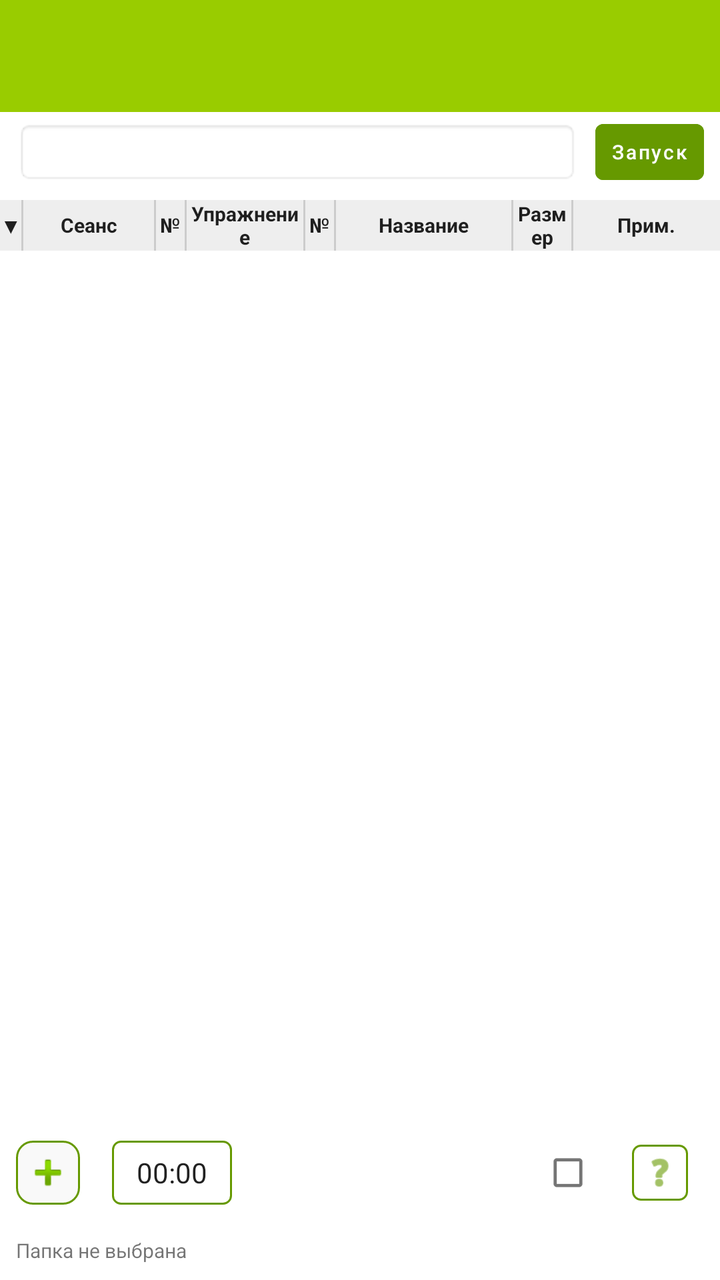
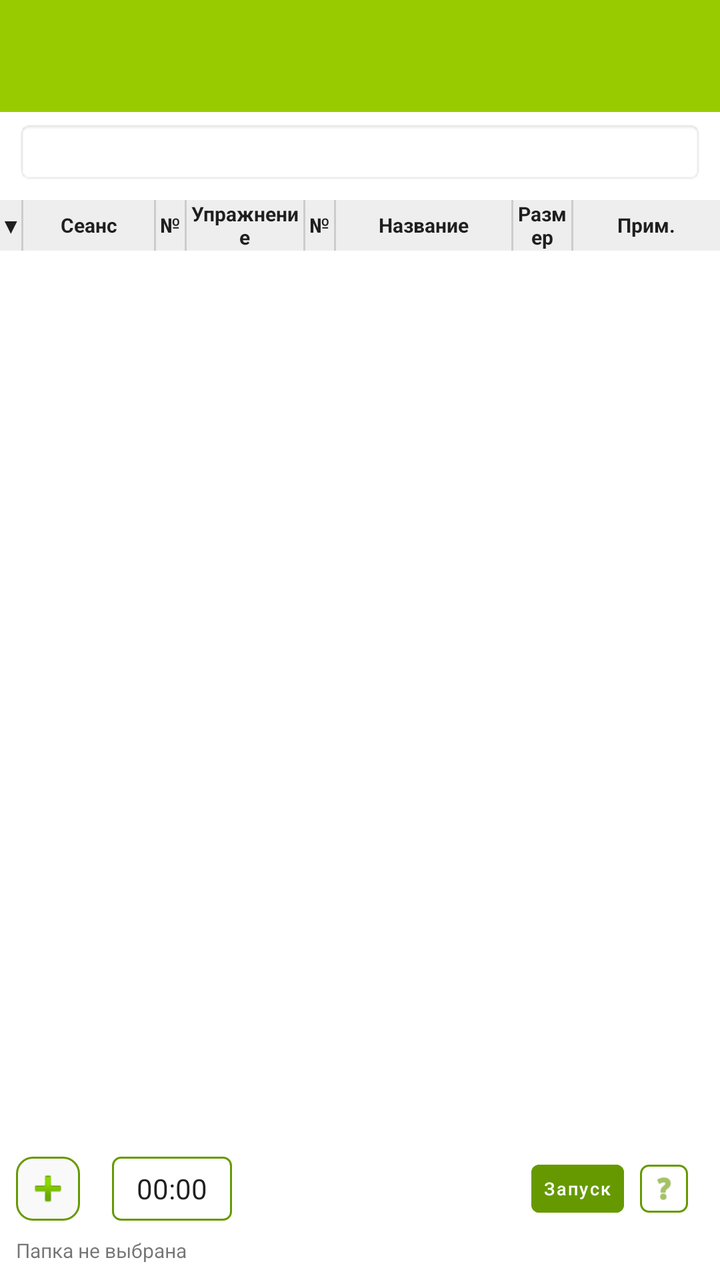

Before-and-after screenshots of an Android layout around one commit, followed by the original layout XML and the change that was made.
<!-- AndroidManifest.xml: application theme Theme.Texfit -->
<!-- res/layout/activity_settings.xml -->
<?xml version="1.0" encoding="utf-8"?>
<androidx.constraintlayout.widget.ConstraintLayout xmlns:android="http://schemas.android.com/apk/res/android"
    xmlns:app="http://schemas.android.com/apk/res-auto"
    xmlns:tools="http://schemas.android.com/tools"
    android:layout_width="match_parent"
    android:layout_height="match_parent"
    android:fitsSystemWindows="true"
    tools:context=".SettingsActivity">

    <com.google.android.material.appbar.MaterialToolbar
        android:id="@+id/toolbar"
        android:layout_width="match_parent"
        android:layout_height="?attr/actionBarSize"
        android:background="@android:color/holo_green_light"
        app:layout_constraintTop_toTopOf="parent"
        app:titleTextColor="@android:color/white" />

    <LinearLayout
        android:id="@+id/top_container"
        android:layout_width="match_parent"
        android:layout_height="wrap_content"
        android:orientation="vertical"
        android:paddingTop="4dp"
        app:layout_constraintTop_toBottomOf="@id/toolbar">

        <LinearLayout
            android:layout_width="match_parent"
            android:layout_height="wrap_content"
            android:gravity="center_vertical"
            android:orientation="horizontal"
            android:paddingEnd="8dp">

            <EditText
                android:id="@+id/et_top_input"
                android:layout_width="0dp"
                android:layout_height="32dp"
                android:layout_marginStart="8dp"
                android:layout_weight="1"
                android:background="@android:drawable/editbox_background_normal"
                android:clickable="false"
                android:focusable="false"
                android:longClickable="false"
                android:maxLines="1"
                android:paddingStart="4dp"
                android:paddingEnd="4dp"
                android:textColor="?android:attr/textColorPrimary"
                android:textSize="12sp" />

            <Button
                android:id="@+id/btn_launch"
                style="@style/Widget.MaterialComponents.Button.UnelevatedButton"
                android:layout_width="wrap_content"
                android:layout_height="28dp"
                android:layout_marginStart="8dp"
                android:backgroundTint="@android:color/holo_green_dark"
                android:insetLeft="0dp"
                android:insetTop="0dp"
                android:insetRight="0dp"
                android:insetBottom="0dp"
                android:minWidth="0dp"
                android:minHeight="0dp"
                android:paddingStart="8dp"
                android:paddingEnd="8dp"
                android:text="@string/btn_launch"
                android:textAllCaps="false"
                android:textSize="10sp"
                app:cornerRadius="4dp" />
        </LinearLayout>

        <LinearLayout
            android:id="@+id/table_header"
            android:layout_width="match_parent"
            android:layout_height="wrap_content"
            android:layout_marginTop="8dp"
            android:background="@color/table_header_bg"
            android:gravity="center_vertical"
            android:minHeight="24dp"
            android:orientation="horizontal">

            <TextView
                android:id="@+id/header_color"
                android:layout_width="0dp"
                android:layout_height="wrap_content"
                android:layout_weight="0.3"
                android:gravity="center"
                android:text="▼"
                android:textColor="?android:attr/textColorPrimary"
                android:textSize="10sp"
                android:textStyle="bold" />

            <View android:layout_width="1dp" android:layout_height="match_parent" android:background="#CCCCCC" />

            <TextView
                android:id="@+id/header_cat1"
                android:layout_width="0dp"
                android:layout_height="wrap_content"
                android:layout_weight="1.8"
                android:gravity="center"
                android:text="@string/header_session"
                android:textColor="?android:attr/textColorPrimary"
                android:textSize="10sp"
                android:textStyle="bold" />

            <View android:layout_width="1dp" android:layout_height="match_parent" android:background="#CCCCCC" />

            <TextView
                android:id="@+id/header_num2"
                android:layout_width="0dp"
                android:layout_height="wrap_content"
                android:layout_weight="0.4"
                android:gravity="center"
                android:text="@string/header_num"
                android:textColor="?android:attr/textColorPrimary"
                android:textSize="10sp"
                android:textStyle="bold" />

            <View android:layout_width="1dp" android:layout_height="match_parent" android:background="#CCCCCC" />

            <TextView
                android:id="@+id/header_cat2"
                android:layout_width="0dp"
                android:layout_height="wrap_content"
                android:layout_weight="1.6"
                android:gravity="center"
                android:text="@string/header_exercise"
                android:textColor="?android:attr/textColorPrimary"
                android:textSize="10sp"
                android:textStyle="bold" />

            <View android:layout_width="1dp" android:layout_height="match_parent" android:background="#CCCCCC" />

            <TextView
                android:id="@+id/header_num3"
                android:layout_width="0dp"
                android:layout_height="wrap_content"
                android:layout_weight="0.4"
                android:gravity="center"
                android:text="@string/header_num"
                android:textColor="?android:attr/textColorPrimary"
                android:textSize="10sp"
                android:textStyle="bold" />

            <View android:layout_width="1dp" android:layout_height="match_parent" android:background="#CCCCCC" />

            <TextView
                android:id="@+id/header_cat3"
                android:layout_width="0dp"
                android:layout_height="wrap_content"
                android:layout_weight="2.4"
                android:gravity="center"
                android:text="@string/header_name"
                android:textColor="?android:attr/textColorPrimary"
                android:textSize="10sp"
                android:textStyle="bold" />

            <View android:layout_width="1dp" android:layout_height="match_parent" android:background="#CCCCCC" />

            <TextView
                android:id="@+id/header_size"
                android:layout_width="0dp"
                android:layout_height="wrap_content"
                android:layout_weight="0.8"
                android:gravity="center"
                android:text="@string/header_size_label"
                android:textColor="?android:attr/textColorPrimary"
                android:textSize="10sp"
                android:textStyle="bold" />

            <View android:layout_width="1dp" android:layout_height="match_parent" android:background="#CCCCCC" />

            <TextView
                android:id="@+id/header_note"
                android:layout_width="0dp"
                android:layout_height="wrap_content"
                android:layout_weight="2.0"
                android:gravity="center"
                android:text="@string/header_note_label"
                android:textColor="?android:attr/textColorPrimary"
                android:textSize="10sp"
                android:textStyle="bold" />
        </LinearLayout>
    </LinearLayout>

    <androidx.recyclerview.widget.RecyclerView
        android:id="@+id/mp4_files_recycler_view"
        android:layout_width="match_parent"
        android:layout_height="0dp"
        android:background="@android:color/white"
        app:layout_constraintBottom_toTopOf="@id/bottom_container"
        app:layout_constraintTop_toBottomOf="@id/top_container" />

    <LinearLayout
        android:id="@+id/bottom_container"
        android:layout_width="match_parent"
        android:layout_height="wrap_content"
        android:orientation="vertical"
        app:layout_constraintBottom_toBottomOf="parent">

        <LinearLayout
            android:layout_width="match_parent"
            android:layout_height="wrap_content"
            android:layout_marginTop="12dp"
            android:gravity="center_vertical"
            android:orientation="horizontal"
            android:paddingStart="8dp"
            android:paddingEnd="8dp">

            <ImageButton
                android:id="@+id/btn_add_folder"
                android:layout_width="32dp"
                android:layout_height="32dp"
                android:background="@drawable/btn_round_bg"
                android:contentDescription="@string/add_folder"
                android:padding="4dp"
                android:scaleType="centerInside"
                android:src="@android:drawable/ic_input_add" />

            <TextView
                android:id="@+id/tv_set_time"
                android:layout_width="wrap_content"
                android:layout_height="32dp"
                android:layout_marginStart="16dp"
                android:background="@drawable/border_green"
                android:clickable="true"
                android:focusable="true"
                android:gravity="center"
                android:minWidth="60dp"
                android:text="@string/time_default"
                android:textColor="?android:attr/textColorPrimary"
                android:textSize="14sp" />

            <View
                android:layout_width="0dp"
                android:layout_height="0dp"
                android:layout_weight="1" />

            <CheckBox
                android:id="@+id/cb_show_launch"
                android:layout_width="wrap_content"
                android:layout_height="wrap_content"
                android:layout_marginEnd="8dp"
                android:scaleX="0.8"
                android:scaleY="0.8" />

            <ImageButton
                android:id="@+id/btn_help"
                android:layout_width="28dp"
                android:layout_height="28dp"
                android:layout_marginEnd="8dp"
                android:background="@drawable/border_green"
                android:contentDescription="@string/help_title"
                android:padding="4dp"
                android:scaleType="centerInside"
                android:src="@android:drawable/ic_menu_help"
                app:tint="@android:color/holo_green_dark" />
        </LinearLayout>

        <TextView
            android:id="@+id/selected_folder_path_text_view"
            android:layout_width="match_parent"
            android:layout_height="wrap_content"
            android:layout_marginStart="8dp"
            android:layout_marginTop="8dp"
            android:layout_marginEnd="8dp"
            android:layout_marginBottom="8dp"
            android:text="@string/folder_selected"
            android:textSize="10sp" />
    </LinearLayout>

    <FrameLayout
        android:id="@+id/loading_overlay"
        android:layout_width="match_parent"
        android:layout_height="match_parent"
        android:background="#80000000"
        android:clickable="true"
        android:focusable="true"
        android:visibility="gone">

        <TextView
            android:layout_width="wrap_content"
            android:layout_height="wrap_content"
            android:layout_gravity="center"
            android:text="@string/loading_data"
            android:textColor="@android:color/white"
            android:textSize="18sp"
            android:textStyle="bold" />
    </FrameLayout>

</androidx.constraintlayout.widget.ConstraintLayout>
<!-- resources referenced by this layout -->
<resources>
  <color name="table_header_bg">#EEEEEE</color>
  <!-- drawable border_green (drawable) -->
  <?xml version="1.0" encoding="utf-8"?>
  <shape xmlns:android="http://schemas.android.com/apk/res/android"
      android:shape="rectangle">
      <stroke
          android:width="1dp"
          android:color="@android:color/holo_green_dark" />
      <corners android:radius="4dp" />
      <solid android:color="@android:color/transparent" />
  </shape>
  <!-- drawable btn_round_bg (drawable) -->
  <?xml version="1.0" encoding="utf-8"?>
  <shape xmlns:android="http://schemas.android.com/apk/res/android">
      
      <solid android:color="#F9F9F9" />
      
      
      <corners android:radius="8dp" />
      
      
      <stroke 
          android:width="1dp" 
          android:color="#669900" />
  </shape>
  <string name="add_folder">Добавить папку</string>
  <string name="btn_launch">Запуск</string>
  <string name="folder_selected">Папка не выбрана</string>
  <string name="header_exercise">Упражнение</string>
  <string name="header_name">Название</string>
  <string name="header_note_label">Прим.</string>
  <string name="header_num">№</string>
  <string name="header_session">Сеанс</string>
  <string name="header_size_label">Размер</string>
  <string name="help_title">Справка</string>
  <string name="loading_data">Загрузка...</string>
  <string name="time_default">00:00</string>
  <style name="Theme.Texfit" parent="Theme.MaterialComponents.Light.NoActionBar">
          
          <item name="colorPrimary">@android:color/holo_green_light</item>
          <item name="colorPrimaryVariant">@android:color/holo_green_light</item>
          <item name="colorOnPrimary">@color/white</item>
          
          <item name="colorSecondary">@android:color/holo_green_dark</item>
          <item name="colorSecondaryVariant">@android:color/holo_green_dark</item>
          <item name="colorOnSecondary">@color/black</item>
          
          <item name="android:statusBarColor">@android:color/holo_green_dark</item>
          
      </style>
  <color name="white">#FFFFFFFF</color>
  <color name="black">#FF000000</color>
</resources>

<!-- the commit's change to res/layout/activity_settings.xml (unified diff, before → after) -->
@@ -46,25 +46,6 @@
                 android:textColor="?android:attr/textColorPrimary"
                 android:textSize="12sp" />
 
-            <Button
-                android:id="@+id/btn_launch"
-                style="@style/Widget.MaterialComponents.Button.UnelevatedButton"
-                android:layout_width="wrap_content"
-                android:layout_height="28dp"
-                android:layout_marginStart="8dp"
-                android:backgroundTint="@android:color/holo_green_dark"
-                android:insetLeft="0dp"
-                android:insetTop="0dp"
-                android:insetRight="0dp"
-                android:insetBottom="0dp"
-                android:minWidth="0dp"
-                android:minHeight="0dp"
-                android:paddingStart="8dp"
-                android:paddingEnd="8dp"
-                android:text="@string/btn_launch"
-                android:textAllCaps="false"
-                android:textSize="10sp"
-                app:cornerRadius="4dp" />
         </LinearLayout>
 
         <LinearLayout
@@ -234,18 +215,30 @@
                 android:layout_height="0dp"
                 android:layout_weight="1" />
 
-            <CheckBox
-                android:id="@+id/cb_show_launch"
+            <Button
+                android:id="@+id/btn_launch"
+                style="@style/Widget.MaterialComponents.Button.UnelevatedButton"
                 android:layout_width="wrap_content"
-                android:layout_height="wrap_content"
+                android:layout_height="24dp"
                 android:layout_marginEnd="8dp"
-                android:scaleX="0.8"
-                android:scaleY="0.8" />
+                android:backgroundTint="@android:color/holo_green_dark"
+                android:insetLeft="0dp"
+                android:insetTop="0dp"
+                android:insetRight="0dp"
+                android:insetBottom="0dp"
+                android:minWidth="0dp"
+                android:minHeight="0dp"
+                android:paddingStart="6dp"
+                android:paddingEnd="6dp"
+                android:text="@string/btn_launch"
+                android:textAllCaps="false"
+                android:textSize="9sp"
+                app:cornerRadius="4dp" />
 
             <ImageButton
                 android:id="@+id/btn_help"
-                android:layout_width="28dp"
-                android:layout_height="28dp"
+                android:layout_width="24dp"
+                android:layout_height="24dp"
                 android:layout_marginEnd="8dp"
                 android:background="@drawable/border_green"
                 android:contentDescription="@string/help_title"
